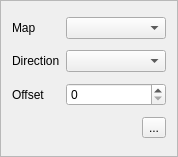
huderlem/porymap, file forms/connectionslistitem.ui: the form before one commit.
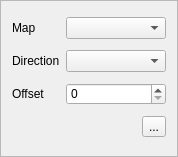
The form after the commit. Icons and pictures are not drawn. Custom widgets are drawn as their Qt base class.

Commit message: Fix more minor map connection issues

```diff
--- a/forms/connectionslistitem.ui
+++ b/forms/connectionslistitem.ui
@@ -16,6 +16,9 @@
     <verstretch>0</verstretch>
    </sizepolicy>
   </property>
+  <property name="styleSheet">
+   <string notr="true">.ConnectionsListItem { border-width: 1px; }</string>
+  </property>
   <property name="frameShape">
    <enum>QFrame::StyledPanel</enum>
   </property>
```
The commit also changes 15 other files.
